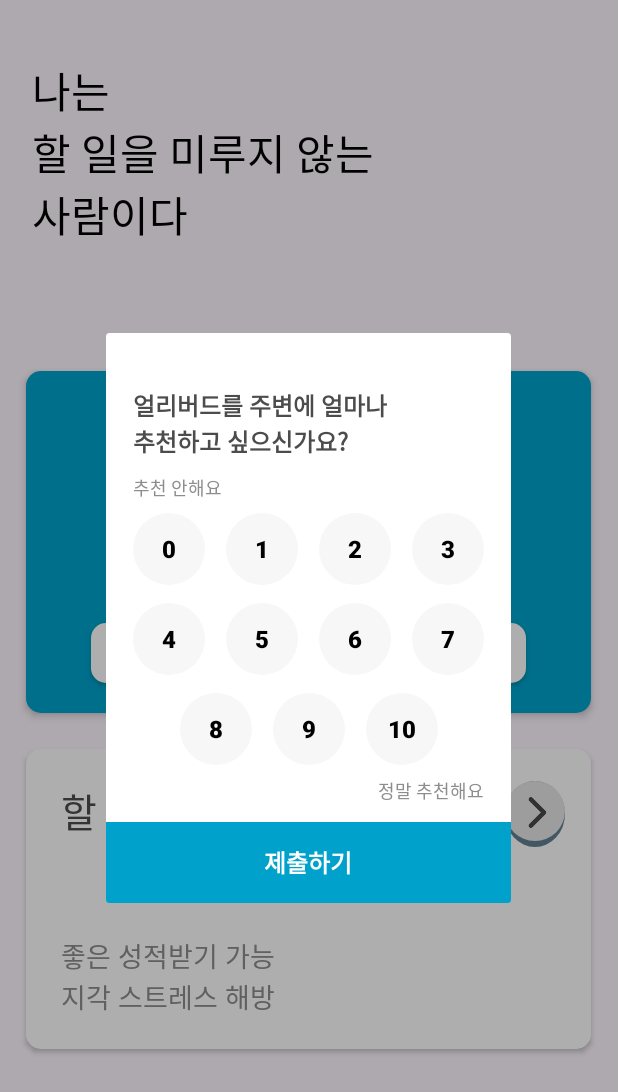
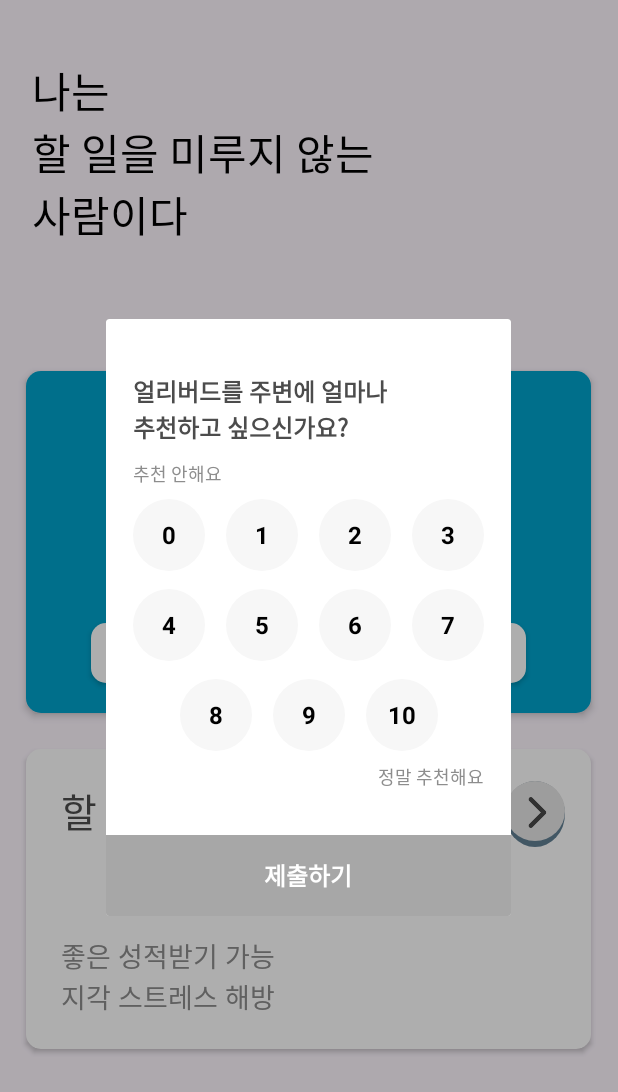
Before and after one commit to team-pixels-dev/EarlyBird-Android, an Android app: the screen it shows after launch (MainActivity), after a tap on an icon or button, on a phone screen of 412 x 824 dp. Shown: the top 1092 px of the screen. Run offline under Robolectric (Android 15) with nearby library versions, the light colour scheme and no system bars.

Commit message:
nps기능 1차적 구현

```diff
--- /dev/null
+++ b/app/src/main/java/com/suhwan/earlybird_test/db/http/NpsScoreApiService.kt
@@ -0,0 +1,11 @@
+package com.suhwan.earlybird_test.db.http
+
+import com.suhwan.earlybird_test.db.http.model.NpsScoreRequest
+import retrofit2.Call
+import retrofit2.http.Body
+import retrofit2.http.POST
+
+interface NpsScoreApiService {
+    @POST("api/v1/feedbacks/scores")
+    fun npsScoreRequest(@Body json: NpsScoreRequest) : Call<Void>
+}
--- a/app/src/main/java/com/suhwan/earlybird_test/db/http/RetrofitClient.kt
+++ b/app/src/main/java/com/suhwan/earlybird_test/db/http/RetrofitClient.kt
@@ -18,4 +18,7 @@
     val clickInstance: ClickApiService by lazy {
         retrofit.create(ClickApiService::class.java)
     }
+    val npsScoreInstance: NpsScoreApiService by lazy {
+        retrofit.create(NpsScoreApiService::class.java)
+    }
 }
--- /dev/null
+++ b/app/src/main/java/com/suhwan/earlybird_test/db/http/model/NpsScoreRequest.kt
@@ -0,0 +1,14 @@
+package com.suhwan.earlybird_test.db.http.model
+
+import com.google.gson.annotations.SerializedName
+
+data class NpsScoreRequest(
+    @SerializedName("score")
+    val score : Int,
+    @SerializedName("clientId")
+    val clientId : String?,
+    @SerializedName("createdAt")
+    val createAt : String?,
+    @SerializedName("dayCount")
+    val dayCount : Int,
+)
--- a/app/src/main/java/com/suhwan/earlybird_test/ui/nps/NpsDialogFragment.kt
+++ b/app/src/main/java/com/suhwan/earlybird_test/ui/nps/NpsDialogFragment.kt
@@ -1,27 +1,41 @@
 package com.suhwan.earlybird_test.ui.nps
 
+import android.content.Intent
 import android.os.Bundle
+import android.util.Log
 import androidx.fragment.app.Fragment
 import android.view.LayoutInflater
 import android.view.View
 import android.view.ViewGroup
+import android.widget.RadioButton
+import androidx.core.content.ContextCompat
 import androidx.fragment.app.DialogFragment
 import com.suhwan.earlybird_test.R
+import com.suhwan.earlybird_test.databinding.FragmentNpsBinding
+import com.suhwan.earlybird_test.db.ClientManager
+import com.suhwan.earlybird_test.db.http.RetrofitClient
+import com.suhwan.earlybird_test.db.http.model.NpsScoreRequest
+import com.suhwan.earlybird_test.db.http.model.VisitRequest
+import com.suhwan.earlybird_test.ui.add.AddAlarmActivity
+import com.suhwan.earlybird_test.ui.timer.TimerActivity
+import retrofit2.Call
+import retrofit2.Callback
+import retrofit2.Response
+import java.time.LocalDateTime
+import java.time.format.DateTimeFormatter
 
 // TODO: Rename parameter arguments, choose names that match
 // the fragment initialization parameters, e.g. ARG_ITEM_NUMBER
 private const val ARG_PARAM1 = "param1"
 private const val ARG_PARAM2 = "param2"
 
-/**
- * A simple [Fragment] subclass.
- * Use the [NpsDialogFragment.newInstance] factory method to
- * create an instance of this fragment.
- */
 class NpsDialogFragment : DialogFragment() {
-    // TODO: Rename and change types of parameters
     private var param1: String? = null
     private var param2: String? = null
+
+    private lateinit var binding: FragmentNpsBinding
+    private var selectedButton: RadioButton? = null
+    private var selectedScore: Int = -1
 
     override fun onCreate(savedInstanceState: Bundle?) {
         super.onCreate(savedInstanceState)
@@ -34,20 +48,76 @@
     override fun onCreateView(
         inflater: LayoutInflater, container: ViewGroup?,
         savedInstanceState: Bundle?
-    ): View? {
-        // Inflate the layout for this fragment
-        return inflater.inflate(R.layout.fragment_nps, container, false)
+    ): View {
+        binding = FragmentNpsBinding.inflate(inflater)
+        return binding.root
     }
 
+    override fun onViewCreated(view: View, savedInstanceState: Bundle?) {
+        super.onViewCreated(view, savedInstanceState)
+
+        setupNpsClickListener()
+    }
+
+    private fun setupNpsClickListener(){
+        val buttons = mapOf(
+            binding.button1 to 0,
+            binding.button2 to 1,
+            binding.button3 to 2,
+            binding.button4 to 3,
+            binding.button5 to 4,
+            binding.button6 to 5,
+            binding.button7 to 6,
+            binding.button8 to 7,
+            binding.button9 to 8,
+            binding.button10 to 9,
+            binding.button11 to 10
+        )
+        buttons.forEach { (button, score) ->
+            button.setOnClickListener {
+                selectedButton?.setTextColor(ContextCompat.getColor(requireContext(), R.color.black))
+                selectedButton?.setBackgroundResource(R.drawable.shape_button_nps_circle_unselected)
+                selectedButton?.isChecked = false  // 이전 선택된 버튼 체크 해제
+                button.isChecked = true  // 현재 선택한 버튼 체크
+                selectedButton = button
+
+                button.setTextColor(ContextCompat.getColor(requireContext(), R.color.white))
+                button.setBackgroundResource(R.drawable.shape_button_nps_circle_selected)
+                binding.submitButton.setBackgroundResource(R.color.main_background)
+                binding.submitButton.isClickable = true
+
+                selectedScore = score
+            }
+        }
+        binding.submitButton.setOnClickListener {
+            sendScoreEvent()
+            dismiss()
+            parentFragmentManager.popBackStack()
+        }
+    }
+    private fun sendScoreEvent(){
+        val uuid = ClientManager.getOrCreateUUID(requireContext())
+        val localDateTime: LocalDateTime = LocalDateTime.now()
+        val formatter = DateTimeFormatter.ofPattern("yyyy-MM-dd HH:mm:ss")
+        val formatted = localDateTime.format(formatter)
+
+        val client = NpsScoreRequest(selectedScore, uuid, formatted, 1)
+        RetrofitClient.npsScoreInstance.npsScoreRequest(client).enqueue(object : Callback<Void> {
+            override fun onResponse(call: Call<Void>, response: Response<Void>) {
+                if(response.isSuccessful){
+                    Log.d("nps-event", uuid)
+                }
+                else{
+                    val error = response.errorBody()
+                    Log.d("nps-event", "error body : $error")
+                }
+            }
+            override fun onFailure(call: Call<Void>, t: Throwable) {
+                Log.d("nps-event", t.message.toString())
+            }
+        })
+    }
     companion object {
-        /**
-         * Use this factory method to create a new instance of
-         * this fragment using the provided parameters.
-         *
-         * @param param1 Parameter 1.
-         * @param param2 Parameter 2.
-         * @return A new instance of fragment NpsFragment.
-         */
         // TODO: Rename and change types and number of parameters
         @JvmStatic
         fun newInstance(param1: String, param2: String) =
--- /dev/null
+++ b/app/src/main/res/drawable/shape_button_nps_circle_selected.xml
@@ -0,0 +1,4 @@
+<?xml version="1.0" encoding="utf-8"?>
+<shape android:shape="oval" xmlns:android="http://schemas.android.com/apk/res/android">
+    <solid android:color="@color/main_background"/>
+</shape>
--- a/app/src/main/res/layout/fragment_nps.xml
+++ b/app/src/main/res/layout/fragment_nps.xml
@@ -8,7 +8,7 @@
     tools:context=".ui.nps.NpsDialogFragment">
     <androidx.constraintlayout.widget.ConstraintLayout
         android:layout_width="270dp"
-        android:layout_height="380dp">
+        android:layout_height="wrap_content">
         <TextView
             android:id="@+id/textView2"
             android:layout_width="wrap_content"
@@ -31,6 +31,11 @@
             android:textSize="12sp"
             app:layout_constraintStart_toStartOf="@+id/textView2"
             app:layout_constraintTop_toBottomOf="@+id/textView2" />
+        <RadioGroup
+            android:layout_width="wrap_content"
+            android:layout_height="wrap_content">
+
+        </RadioGroup>
         <androidx.constraintlayout.widget.ConstraintLayout
             android:id="@+id/nps_button_list"
             android:layout_width="match_parent"
@@ -40,11 +45,13 @@
             app:layout_constraintTop_toBottomOf="@+id/textView4"
             app:layout_constraintStart_toStartOf="parent">
 
-            <androidx.appcompat.widget.AppCompatButton
+            <RadioButton
                 android:id="@+id/button_1"
                 android:layout_width="48dp"
                 android:layout_height="48dp"
-                android:background="@drawable/shape_button_nps_circle"
+                android:button="@null"
+                android:background="@drawable/shape_button_nps_circle_unselected"
+                android:textAlignment="center"
                 android:text="0"
                 android:textColor="@color/black"
                 android:textSize="16sp"
@@ -53,11 +60,13 @@
                 app:layout_constraintStart_toStartOf="parent"
                 app:layout_constraintTop_toTopOf="parent" />
 
-            <androidx.appcompat.widget.AppCompatButton
+            <RadioButton
                 android:id="@+id/button_2"
                 android:layout_width="48dp"
                 android:layout_height="48dp"
-                android:background="@drawable/shape_button_nps_circle"
+                android:button="@null"
+                android:background="@drawable/shape_button_nps_circle_unselected"
+                android:textAlignment="center"
                 android:text="1"
                 android:textColor="@color/black"
                 android:textSize="16sp"
@@ -66,11 +75,13 @@
                 android:stateListAnimator="@null"
                 app:layout_constraintBottom_toBottomOf="@+id/button_1"
                 app:layout_constraintStart_toEndOf="@+id/button_1" />
-            <androidx.appcompat.widget.AppCompatButton
+            <RadioButton
                 android:id="@+id/button_3"
                 android:layout_width="48dp"
                 android:layout_height="48dp"
-                android:background="@drawable/shape_button_nps_circle"
+                android:button="@null"
+                android:background="@drawable/shape_button_nps_circle_unselected"
+                android:textAlignment="center"
                 android:text="2"
                 android:textColor="@color/black"
                 android:textSize="16sp"
@@ -79,11 +90,13 @@
                 android:stateListAnimator="@null"
                 app:layout_constraintBottom_toBottomOf="@+id/button_2"
                 app:layout_constraintStart_toEndOf="@+id/button_2" />
-            <androidx.appcompat.widget.AppCompatButton
+            <RadioButton
                 android:id="@+id/button_4"
                 android:layout_width="48dp"
                 android:layout_height="48dp"
-                android:background="@drawable/shape_button_nps_circle"
+                android:button="@null"
+                android:background="@drawable/shape_button_nps_circle_unselected"
+                android:textAlignment="center"
                 android:text="3"
                 android:textColor="@color/black"
                 android:textSize="16sp"
@@ -92,11 +105,13 @@
                 android:stateListAnimator="@null"
                 app:layout_constraintBottom_toBottomOf="@+id/button_3"
                 app:layout_constraintStart_toEndOf="@+id/button_3" />
-            <androidx.appcompat.widget.AppCompatButton
+            <RadioButton
                 android:id="@+id/button_5"
                 android:layout_width="48dp"
                 android:layout_height="48dp"
-                android:background="@drawable/shape_button_nps_circle"
+                android:button="@null"
+                android:background="@drawable/shape_button_nps_circle_unselected"
+                android:textAlignment="center"
                 android:text="4"
                 android:textColor="@color/black"
                 android:textSize="16sp"
@@ -106,11 +121,13 @@
                 app:layout_constraintStart_toStartOf="@+id/button_1"
                 app:layout_constraintTop_toBottomOf="@+id/button_1" />
 
-            <androidx.appcompat.widget.AppCompatButton
+            <RadioButton
                 android:id="@+id/button_6"
                 android:layout_width="48dp"
                 android:layout_height="48dp"
-                android:background="@drawable/shape_button_nps_circle"
+                android:button="@null"
+                android:background="@drawable/shape_button_nps_circle_unselected"
+                android:textAlignment="center"
                 android:text="5"
                 android:textColor="@color/black"
                 android:textSize="16sp"
@@ -119,11 +136,13 @@
                 android:stateListAnimator="@null"
                 app:layout_constraintBottom_toBottomOf="@+id/button_5"
                 app:layout_constraintStart_toEndOf="@+id/button_5" />
-            <androidx.appcompat.widget.AppCompatButton
+            <RadioButton
                 android:id="@+id/button_7"
                 android:layout_width="48dp"
                 android:layout_height="48dp"
-                android:background="@drawable/shape_button_nps_circle"
+                android:button="@null"
+                android:background="@drawable/shape_button_nps_circle_unselected"
+                android:textAlignment="center"
                 android:text="6"
                 android:textColor="@color/black"
                 android:textSize="16sp"
@@ -132,11 +151,13 @@
                 android:stateListAnimator="@null"
                 app:layout_constraintBottom_toBottomOf="@+id/button_6"
                 app:layout_constraintStart_toEndOf="@+id/button_6" />
-            <androidx.appcompat.widget.AppCompatButton
+            <RadioButton
                 android:id="@+id/button_8"
                 android:layout_width="48dp"
                 android:layout_height="48dp"
-                android:background="@drawable/shape_button_nps_circle"
+                android:button="@null"
+                android:background="@drawable/shape_button_nps_circle_unselected"
+                android:textAlignment="center"
                 android:text="7"
                 android:textColor="@color/black"
                 android:textSize="16sp"
@@ -145,11 +166,13 @@
                 android:stateListAnimator="@null"
                 app:layout_constraintBottom_toBottomOf="@+id/button_7"
                 app:layout_constraintStart_toEndOf="@+id/button_7" />
-            <androidx.appcompat.widget.AppCompatButton
+            <RadioButton
                 android:id="@+id/button_9"
                 android:layout_width="48dp"
                 android:layout_height="48dp"
-                android:background="@drawable/shape_button_nps_circle"
+                android:button="@null"
+                android:background="@drawable/shape_button_nps_circle_unselected"
+                android:textAlignment="center"
                 android:text="8"
                 android:textColor="@color/black"
                 android:textSize="16sp"
@@ -159,11 +182,13 @@
                 android:stateListAnimator="@null"
                 app:layout_constraintTop_toBottomOf="@+id/button_5"
                 app:layout_constraintStart_toStartOf="parent" />
-            <androidx.appcompat.widget.AppCompatButton
+            <RadioButton
                 android:id="@+id/button_10"
                 android:layout_width="48dp"
                 android:layout_height="48dp"
-                android:background="@drawable/shape_button_nps_circle"
+                android:button="@null"
+                android:background="@drawable/shape_button_nps_circle_unselected"
+                android:textAlignment="center"
                 android:text="9"
                 android:textColor="@color/black"
                 android:textSize="16sp"
@@ -172,11 +197,13 @@
                 android:stateListAnimator="@null"
                 app:layout_constraintBottom_toBottomOf="@+id/button_9"
                 app:layout_constraintStart_toEndOf="@+id/button_9" />
-            <androidx.appcompat.widget.AppCompatButton
+            <RadioButton
                 android:id="@+id/button_11"
                 android:layout_width="48dp"
                 android:layout_height="48dp"
-                android:background="@drawable/shape_button_nps_circle"
+                android:button="@null"
+                android:background="@drawable/shape_button_nps_circle_unselected"
+                android:textAlignment="center"
                 android:text="10"
                 android:textColor="@color/black"
                 android:textSize="16sp"
@@ -188,26 +215,32 @@
         </androidx.constraintlayout.widget.ConstraintLayout>
 
         <TextView
+            android:id="@+id/textView5"
             android:layout_width="wrap_content"
             android:layout_height="wrap_content"
+            android:layout_marginTop="8dp"
             android:text="@string/nps_yes_recommend"
             android:textColor="@color/gray"
             android:textSize="12sp"
-            android:layout_marginTop="8dp"
             app:layout_constraintEnd_toEndOf="@+id/nps_button_list"
             app:layout_constraintTop_toBottomOf="@+id/nps_button_list" />
+
         <androidx.appcompat.widget.AppCompatButton
+            android:id="@+id/submit_button"
             android:layout_width="match_parent"
             android:layout_height="54dp"
             android:layout_gravity="bottom"
+            android:background="@color/nps_button"
+            android:stateListAnimator="@null"
             android:text="@string/nps_submit"
             android:textColor="@color/white"
+            android:textSize="16sp"
             android:textStyle="bold"
-            android:textSize="16sp"
-            android:stateListAnimator="@null"
-            android:background="@color/main_background"
+            android:clickable="false"
+            android:layout_marginTop="30dp"
             app:layout_constraintBottom_toBottomOf="parent"
             app:layout_constraintEnd_toEndOf="parent"
-            app:layout_constraintStart_toStartOf="parent" />
+            app:layout_constraintStart_toStartOf="parent"
+            app:layout_constraintTop_toBottomOf="@+id/textView5" />
     </androidx.constraintlayout.widget.ConstraintLayout>
 </FrameLayout>
--- a/app/src/main/res/values/colors.xml
+++ b/app/src/main/res/values/colors.xml
@@ -7,6 +7,7 @@
     <color name="white">#FFFFFFFF</color>
     <color name="calendar_header">#E5E5E5</color>
     <color name="calendar_body_gray">#BDBDBD</color>
+    <color name="nps_button">#A7A7A7</color>
 
     <color name="main_background">#00A2CB</color>
     <color name="sub_background">#36CAF0</color>
```
Also changed, not shown: app/src/main/res/drawable/shape_button_nps_circle_unselected.xml (renamed from app/src/main/res/drawable/shape_button_nps_circle.xml).
